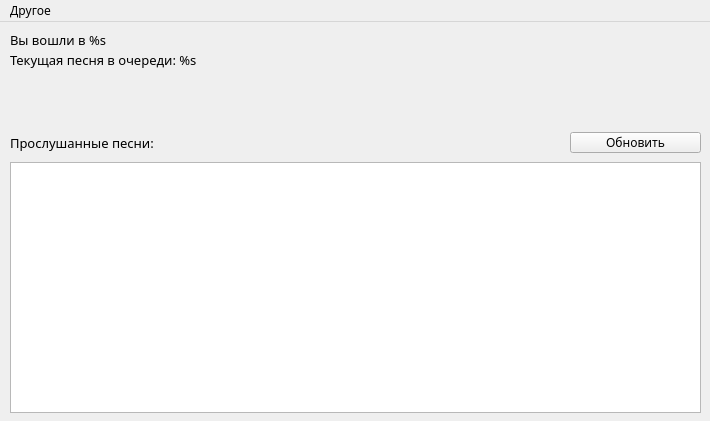
This is ui/main.ui in schwarzalexey/yandexmusicanalyzer as Qt 5 draws it before an edit. The edited form follows.
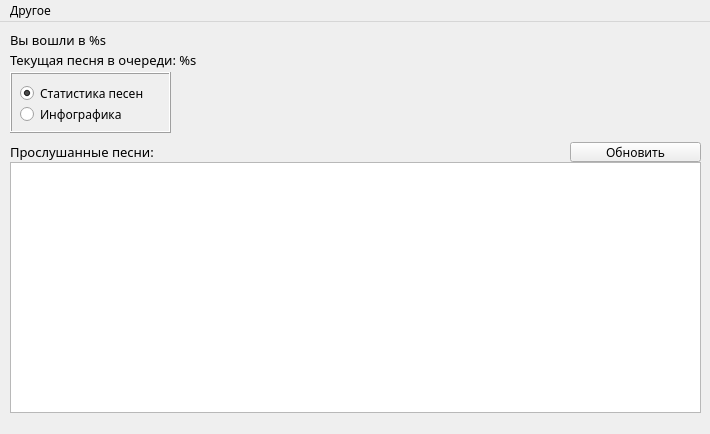
This is the edited form.

```diff
--- a/ui/main.ui
+++ b/ui/main.ui
@@ -7,7 +7,7 @@
     <x>0</x>
     <y>0</y>
     <width>710</width>
-    <height>421</height>
+    <height>434</height>
    </rect>
   </property>
   <property name="font">
@@ -61,9 +61,9 @@
     <property name="geometry">
      <rect>
       <x>10</x>
-      <y>110</y>
+      <y>120</y>
       <width>451</width>
-      <height>21</height>
+      <height>20</height>
      </rect>
     </property>
     <property name="font">
@@ -90,15 +90,72 @@
     <property name="geometry">
      <rect>
       <x>570</x>
-      <y>110</y>
+      <y>120</y>
       <width>131</width>
-      <height>21</height>
+      <height>20</height>
      </rect>
     </property>
     <property name="text">
      <string>Обновить</string>
     </property>
    </widget>
+   <widget class="QFrame" name="frame">
+    <property name="geometry">
+     <rect>
+      <x>10</x>
+      <y>50</y>
+      <width>161</width>
+      <height>61</height>
+     </rect>
+    </property>
+    <property name="frameShape">
+     <enum>QFrame::Box</enum>
+    </property>
+    <property name="frameShadow">
+     <enum>QFrame::Raised</enum>
+    </property>
+    <widget class="QRadioButton" name="igButton">
+     <property name="geometry">
+      <rect>
+       <x>10</x>
+       <y>6</y>
+       <width>141</width>
+       <height>31</height>
+      </rect>
+     </property>
+     <property name="text">
+      <string>Статистика песен</string>
+     </property>
+     <property name="checked">
+      <bool>true</bool>
+     </property>
+     <attribute name="buttonGroup">
+      <string notr="true">buttonGroup</string>
+     </attribute>
+    </widget>
+    <widget class="QRadioButton" name="statButton">
+     <property name="geometry">
+      <rect>
+       <x>10</x>
+       <y>27</y>
+       <width>101</width>
+       <height>31</height>
+      </rect>
+     </property>
+     <property name="text">
+      <string>Инфографика</string>
+     </property>
+     <attribute name="buttonGroup">
+      <string notr="true">buttonGroup</string>
+     </attribute>
+    </widget>
+   </widget>
+   <zorder>frame</zorder>
+   <zorder>loginLabel</zorder>
+   <zorder>trackLabel</zorder>
+   <zorder>label</zorder>
+   <zorder>table</zorder>
+   <zorder>updateButton</zorder>
   </widget>
   <widget class="QMenuBar" name="menubar">
    <property name="geometry">
```
Left out of the diff: 3 changed lines with no effect on the pictures.
